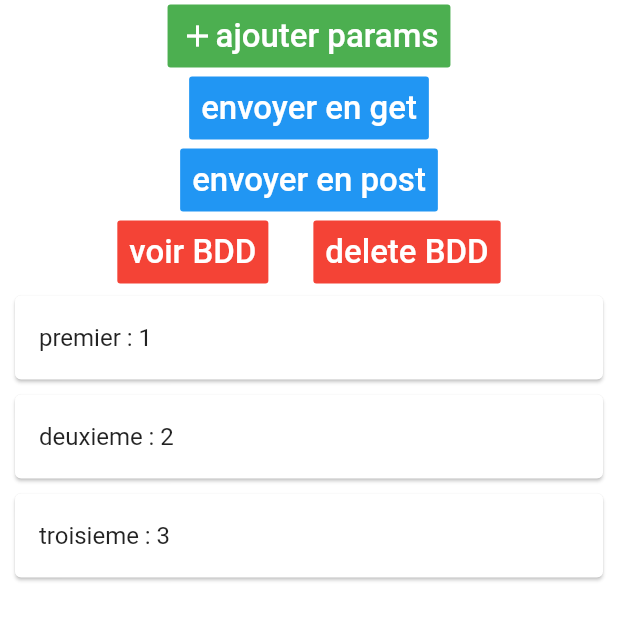
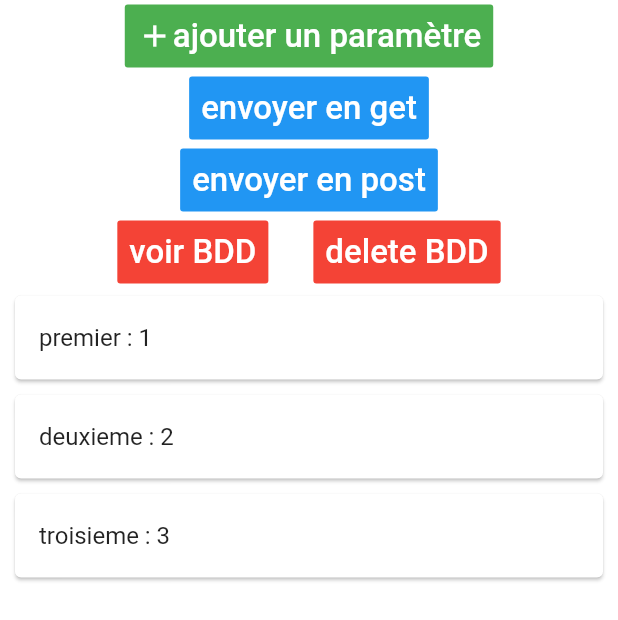
Before and after one commit to Tristan54/Mobile-projects, a Flutter app: the Api screen opened by its route, on a phone screen of 412 x 824 dp. Shown: the top 620 px of the screen. Run offline on Flutter 3.47's test engine with Material 2 defaults, Android fonts, the light colour scheme and no system bars; our stand-ins replace audioplayers, camera, connectivity, device_info, flutter_cache_manager, flutter_local_notifications and 4 more; missing offline and left inert: flutter_barcode_scanner, sqlite_viewer; accounts and stored records are empty.

Commit message:
présentation

```diff
--- a/flutter_test_techno/lib/pages/api.dart
+++ b/flutter_test_techno/lib/pages/api.dart
@@ -150,7 +150,6 @@ class _ApiState extends State<Api> {
             if (formKey.currentState.validate()) {
               await addParam(param: Param(key: key.text, value: value.text));
               await getParams();
-
               setState(() {});
               Navigator.pop(context);
             }
@@ -181,7 +180,7 @@ class _ApiState extends State<Api> {
         children: <Widget>[
           FlatButton(
             onPressed: () async {
-              alert(context: context);
+              // clique
             },
             color: Colors.green,
             textColor: Colors.white,
@@ -192,7 +191,7 @@ class _ApiState extends State<Api> {
               children: <Widget>[
                 Icon(Icons.add),
                 Text(
-                  'ajouter params',
+                  'ajouter un paramètre',
                   style: TextStyle(fontSize: 22.0),
                 ),
               ],
```
Also changed, not shown: 1 other file.
